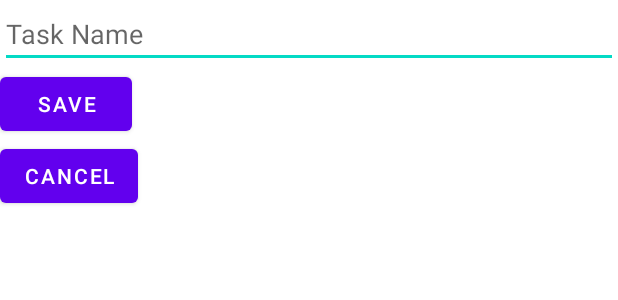
After one commit to Ahileswaran/TaskaRoo, an Android app: the layout add_task_activity.xml on its own in the app's theme, with its tools: preview values and no code run, on a phone screen of 412 x 824 dp. The commit adds this screen. Shown: the top 300 px of the screen. Run offline under Robolectric (Android 15) with nearby library versions, the phone set to English and light mode, and no system bars.

Commit message:
Added task activity with button

```diff
--- a/app/src/main/AndroidManifest.xml
+++ b/app/src/main/AndroidManifest.xml
@@ -25,6 +25,9 @@
 
         <!-- Declaration of MainActivity -->
         <activity android:name=".MainActivity" />
+
+        <!-- Declaration of AddTaskActivity -->
+        <activity android:name=".AddTaskActivity" />
     </application>
 
 </manifest>
--- /dev/null
+++ b/app/src/main/res/layout/add_task_activity.xml
@@ -0,0 +1,37 @@
+<?xml version="1.0" encoding="utf-8"?>
+<RelativeLayout
+    android:layout_width="match_parent"
+    android:layout_height="match_parent"
+    xmlns:android="http://schemas.android.com/apk/res/android"
+    xmlns:tools="http://schemas.android.com/tools"
+    tools:context=".StartActivity">
+
+    <LinearLayout
+        android:layout_width="match_parent"
+        android:layout_height="match_parent"
+        android:orientation="vertical">
+
+        <EditText
+            android:id="@+id/editTextTaskName"
+            android:layout_width="match_parent"
+            android:layout_height="wrap_content"
+            android:hint="Task Name" />
+
+        <!-- Add EditTexts for description, due date/time, etc. -->
+
+        <Button
+            android:id="@+id/buttonSaveTask"
+            android:layout_width="wrap_content"
+            android:layout_height="wrap_content"
+            android:text="Save" />
+
+        <Button
+            android:id="@+id/buttonCancel"
+            android:layout_width="wrap_content"
+            android:layout_height="wrap_content"
+            android:text="Cancel" />
+
+    </LinearLayout>
+
+
+</RelativeLayout>
--- a/app/src/main/res/values/colors.xml
+++ b/app/src/main/res/values/colors.xml
@@ -7,4 +7,6 @@
     <color name="teal_700">#FF018786</color>
     <color name="black">#FF000000</color>
     <color name="white">#FFFFFFFF</color>
+
+    <color name="colorPrimary">#3F51B5</color> <!-- Example color value -->
 </resources>
--- /dev/null
+++ b/app/src/main/res/values/dimens.xml
@@ -0,0 +1,4 @@
+<?xml version="1.0" encoding="utf-8"?>
+<resources>
+    <dimen name="fab_margin">16dp</dimen>
+</resources>
```
Also changed, not shown: app/src/main/java/com/example/taskaroo/AddTaskActivity.java (added, +9 -0 lines), app/src/main/java/com/example/taskaroo/MainActivity.java (+17 -1 lines), app/src/main/res/layout/activity_main.xml (added, +23 -0 lines).
